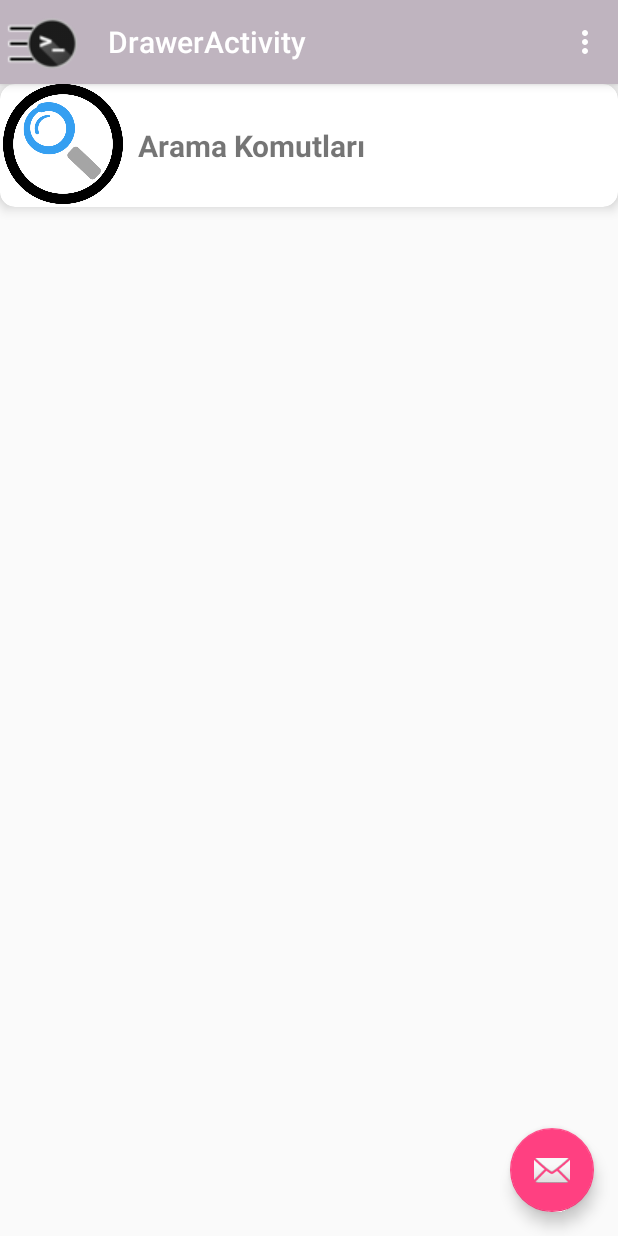
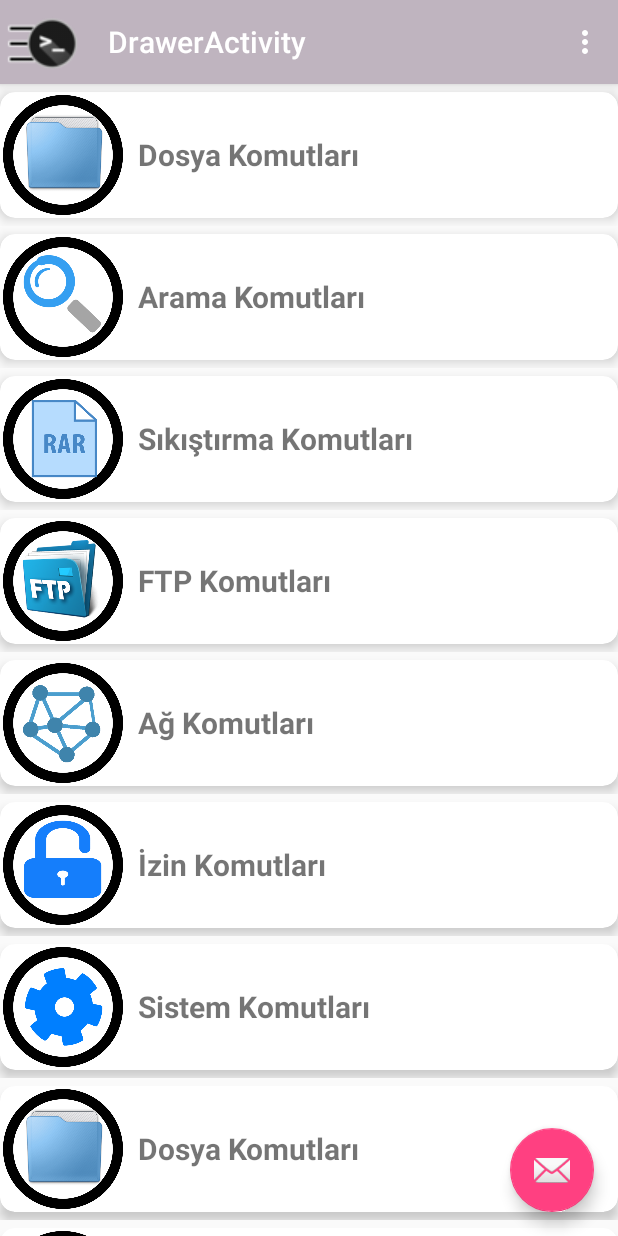
Before and after one commit to halilozel1903/TerminalKomutlari, an Android app: the screen it shows after launch (DrawerActivity), in the options menu, after a tap on "Settings", on a phone screen of 412 x 824 dp. Run offline under Robolectric (Android 15) with nearby library versions, the phone set to English and light mode, and no system bars.

Commit message:
Birçok kategori itemi eklendi KomutReycliviewFragment oluşturuldu

```diff
--- a/app/build.gradle
+++ b/app/build.gradle
@@ -30,4 +30,5 @@ dependencies {
     testCompile 'junit:junit:4.12'
     compile 'com.android.support:recyclerview-v7:21.0.3'
     compile 'com.android.support:cardview-v7:21.0.2'
+    compile 'com.google.code.gson:gson:2.2.4'
 }
--- a/app/src/main/java/hsmnzaydn/serkanozaydin/net/Adapter/KategoriAdapter.java
+++ b/app/src/main/java/hsmnzaydn/serkanozaydin/net/Adapter/KategoriAdapter.java
@@ -1,7 +1,10 @@
 package hsmnzaydn.serkanozaydin.net.Adapter;
 
 import android.content.Context;
+import android.content.SharedPreferences;
+import android.support.v4.app.FragmentActivity;
 import android.support.v4.app.FragmentManager;
+import android.support.v4.app.FragmentTransaction;
 import android.support.v7.widget.CardView;
 import android.support.v7.widget.RecyclerView;
 import android.view.LayoutInflater;
@@ -9,13 +12,17 @@ import android.view.View;
 import android.view.ViewGroup;
 import android.widget.ImageView;
 import android.widget.LinearLayout;
-import android.widget.RelativeLayout;
 import android.widget.TextView;
+
+import com.google.gson.Gson;
 
 import java.util.List;
 
+import hsmnzaydn.serkanozaydin.net.Fragment.KomutReycliviewFragment;
 import hsmnzaydn.serkanozaydin.net.KurucuClasslar.Kategori;
 import hsmnzaydn.serkanozaydin.net.R;
+
+import static android.content.Context.MODE_PRIVATE;
 
 /**
  * Created by hsmnzaydn on 16.06.2017.
@@ -43,7 +50,7 @@ public class KategoriAdapter  extends RecyclerView.Adapter<KategoriAdapter.ViewH
         private TextView kategoriBasligi;
 
         private CardView card_view;
-        public RelativeLayout rel;
+        public LinearLayout rel;
 
         //Hüseyin Serkan Özaydin:Cardviewdeki veriler ile classtaki verileri baplıyoruz
         public ViewHolder(View view) {
@@ -52,7 +59,7 @@ public class KategoriAdapter  extends RecyclerView.Adapter<KategoriAdapter.ViewH
             card_view = (CardView) view.findViewById(R.id.kategori_satir_layout_cardview);
             kategoriBasligi = (TextView) view.findViewById(R.id.kategori_satir_layout_kategoriBasligi);
             kategoriResmi = (ImageView) view.findViewById(R.id.kategori_satir_layout_kategoriResmi);
-            rel= (RelativeLayout) view.findViewById(R.id.lineerlayout);
+            rel= (LinearLayout) view.findViewById(R.id.lineerlayout);
 
 
 
@@ -91,7 +98,42 @@ public class KategoriAdapter  extends RecyclerView.Adapter<KategoriAdapter.ViewH
             holder.kategoriResmi.setImageResource(R.drawable.compression);
 
         }
+        if(kategori.getKategoriBasligi().equals("Ağ Komutları")){
+            holder.kategoriResmi.setImageResource(R.drawable.network);
 
+        }
+        if(kategori.getKategoriBasligi().equals("İzin Komutları")){
+            holder.kategoriResmi.setImageResource(R.drawable.lock);
+
+        }
+        if(kategori.getKategoriBasligi().equals("Sistem Komutları")){
+            holder.kategoriResmi.setImageResource(R.drawable.system);
+
+        }
+
+        holder.rel.setOnClickListener(new View.OnClickListener() {
+            @Override
+            public void onClick(View v) {
+
+
+                SharedPreferences shared_preferences = context.getSharedPreferences("dosya_adi",MODE_PRIVATE);
+
+                SharedPreferences.Editor editor = shared_preferences.edit();
+
+                Gson gson = new Gson();
+                String json = gson.toJson(kategori);
+                editor.putString("key", json);
+                editor.commit();
+
+                fragmentManager = ((FragmentActivity)context).getSupportFragmentManager();
+                FragmentTransaction transaction = fragmentManager.beginTransaction();
+                KomutReycliviewFragment fragment = new KomutReycliviewFragment();
+                transaction.replace(R.id.container, fragment, "deneme");
+                transaction.addToBackStack(null);
+                transaction.commit();
+
+            }
+        });
 
 
 
@@ -105,7 +147,6 @@ public class KategoriAdapter  extends RecyclerView.Adapter<KategoriAdapter.ViewH
 
     @Override
     public int getItemCount() {
-
         return liste_kategori.size();
     }
 
--- a/app/src/main/java/hsmnzaydn/serkanozaydin/net/DrawerActivity.java
+++ b/app/src/main/java/hsmnzaydn/serkanozaydin/net/DrawerActivity.java
@@ -18,7 +18,7 @@ import android.support.v7.widget.Toolbar;
 import android.view.Menu;
 import android.view.MenuItem;
 
-import hsmnzaydn.serkanozaydin.net.Fragment.ReycliviewFragment;
+import hsmnzaydn.serkanozaydin.net.Fragment.KategoriReycliviewFragment;
 
 public class DrawerActivity extends AppCompatActivity
         implements NavigationView.OnNavigationItemSelectedListener {
@@ -32,7 +32,7 @@ private FragmentManager fragmentManager;
 
         fragmentManager=getSupportFragmentManager();
         FragmentTransaction transaction=fragmentManager.beginTransaction();
-        ReycliviewFragment fragment=new ReycliviewFragment();
+        KategoriReycliviewFragment fragment=new KategoriReycliviewFragment();
         transaction.replace(R.id.container,fragment,"deneme");
         transaction.addToBackStack(null);
         transaction.commit();
--- a/app/src/main/java/hsmnzaydn/serkanozaydin/net/Fragment/ReycliviewFragment.java
+++ b/app/src/main/java/hsmnzaydn/serkanozaydin/net/Fragment/KategoriReycliviewFragment.java
@@ -21,7 +21,7 @@ import hsmnzaydn.serkanozaydin.net.R;
  * Created by hsmnzaydn on 16.06.2017.
  */
 
-public class ReycliviewFragment extends Fragment {
+public class KategoriReycliviewFragment extends Fragment {
     private View root;
     private RecyclerView Kategoriler;
     private List<Kategori> kategoriList=new ArrayList<Kategori>();
@@ -31,11 +31,18 @@ public class ReycliviewFragment extends Fragment {
     @Override
     public View onCreateView(LayoutInflater inflater, @Nullable ViewGroup container, @Nullable Bundle savedInstanceState) {
         root=inflater.inflate(R.layout.reycliview_layout,container,false);
+        kategoriList.add(new Kategori(R.drawable.folder,"Dosya Komutları"));
         kategoriList.add(new Kategori(R.drawable.search,"Arama Komutları"));
         kategoriList.add(new Kategori(R.drawable.compression,"Sıkıştırma Komutları"));
         kategoriList.add(new Kategori(R.drawable.ftp,"FTP Komutları"));
+        kategoriList.add(new Kategori(R.drawable.search,"Ağ Komutları"));
+        kategoriList.add(new Kategori(R.drawable.search,"İzin Komutları"));
+        kategoriList.add(new Kategori(R.drawable.search,"Sistem Komutları"));
 
-        Kategoriler= (RecyclerView) root.findViewById(R.id.reycliview_fragment_komut_basliklari);
+
+
+
+        init();
 
 
 
@@ -61,5 +68,7 @@ public class ReycliviewFragment extends Fragment {
         return root;
     }
 
-
+    public void init(){
+        Kategoriler= (RecyclerView) root.findViewById(R.id.reycliview_fragment_komut_basliklari);
+    }
 }
--- /dev/null
+++ b/app/src/main/java/hsmnzaydn/serkanozaydin/net/Fragment/KomutReycliviewFragment.java
@@ -0,0 +1,10 @@
+package hsmnzaydn.serkanozaydin.net.Fragment;
+
+import android.support.v4.app.Fragment;
+
+/**
+ * Created by hsmnzaydn on 16.06.2017.
+ */
+
+public class KomutReycliviewFragment extends Fragment {
+}
--- /dev/null
+++ b/app/src/main/java/hsmnzaydn/serkanozaydin/net/JsonParse.java
@@ -0,0 +1,10 @@
+package hsmnzaydn.serkanozaydin.net;
+
+/**
+ * Created by hsmnzaydn on 16.06.2017.
+ */
+
+public class JsonParse {
+
+
+}
--- a/app/src/main/res/layout/kategori_satir_layout.xml
+++ b/app/src/main/res/layout/kategori_satir_layout.xml
@@ -1,7 +1,7 @@
 <?xml version="1.0" encoding="utf-8"?>
-<RelativeLayout xmlns:android="http://schemas.android.com/apk/res/android"
+<LinearLayout xmlns:android="http://schemas.android.com/apk/res/android"
     android:layout_width="match_parent"
-    android:layout_height="match_parent"
+    android:layout_height="wrap_content"
     xmlns:app="http://schemas.android.com/apk/res-auto"
     android:orientation="vertical"
     android:id="@+id/lineerlayout">
@@ -11,6 +11,8 @@
         android:layout_height="wrap_content"
         android:id="@+id/kategori_satir_layout_cardview"
         app:cardCornerRadius="10dp"
+        android:layout_marginTop="5dp"
+        android:layout_marginBottom="5dp"
         app:cardElevation="5dp">
         <LinearLayout
             android:layout_width="match_parent"
@@ -19,6 +21,7 @@
         <ImageView
             android:layout_width="80dp"
             android:layout_height="80dp"
+            android:layout_marginTop="2dp"
             android:layout_marginBottom="2dp"
             android:layout_marginLeft="2dp"
             android:id="@+id/kategori_satir_layout_kategoriResmi"/>
@@ -36,4 +39,4 @@
 
     </android.support.v7.widget.CardView>
 
-</RelativeLayout>
+</LinearLayout>
--- a/app/src/main/res/layout/reycliview_layout.xml
+++ b/app/src/main/res/layout/reycliview_layout.xml
@@ -9,7 +9,6 @@
     <android.support.v7.widget.RecyclerView
         android:id="@+id/reycliview_fragment_komut_basliklari"
         android:layout_width="match_parent"
-        android:layout_height="0dp"
-        android:layout_weight="1"
+        android:layout_height="match_parent"
         android:scrollbars="vertical" />
 </LinearLayout>
--- a/app/src/main/res/raw/veriler.json
+++ b/app/src/main/res/raw/veriler.json
@@ -1,5 +1,5 @@
 {
-"DosyaKomutlari":[
+"Dosya Komutlari":[
 {
 "KomutAdi":"ls",
 "Islevi":"Klasör altındaki dosyaların adlarını verir"
@@ -96,7 +96,7 @@
   }
 
 ],
-  "AramaKomutlari":[
+  "Arama Komutlari":[
 
   {
   "KomutAdi":"locate dosya",
```
